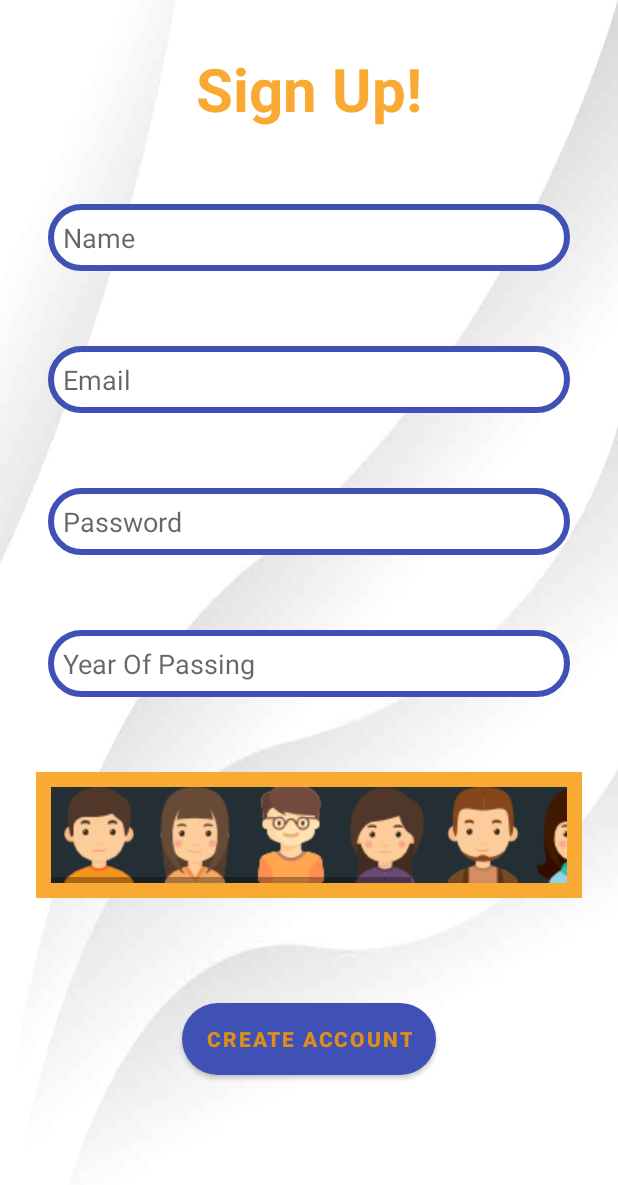
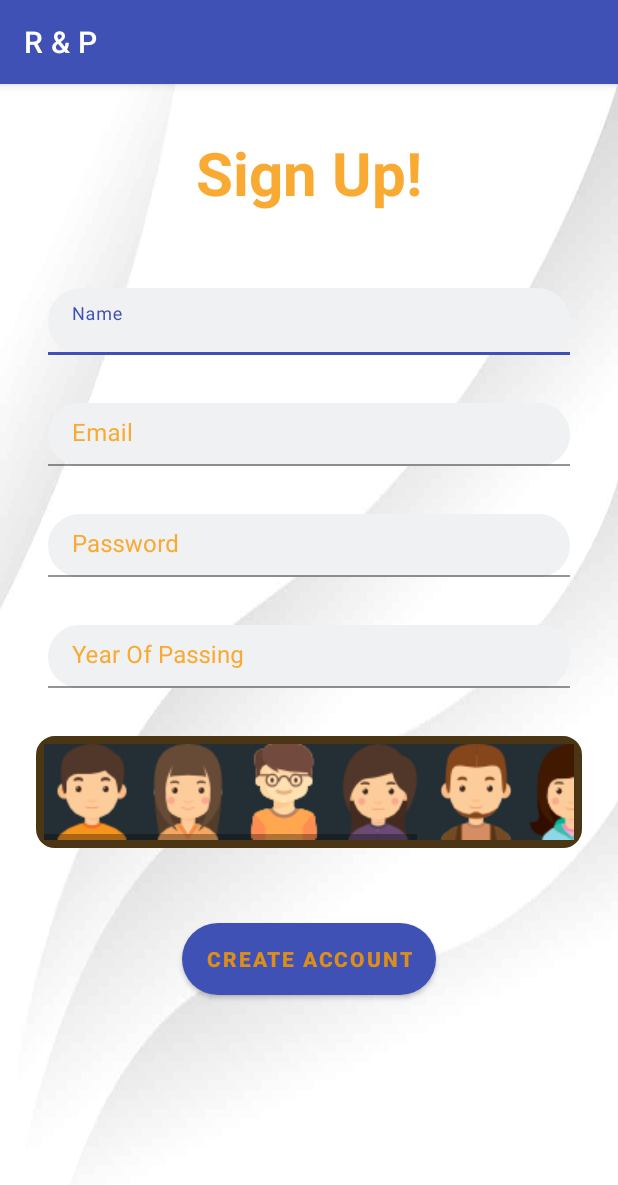
Before and after one commit to piyush260100/Resume_Manager, an Android app: the SignUp screen opened directly, with no data from a screen before it, on a phone screen of 412 x 824 dp. Shown: the top 1185 px of the screen. Run offline under Robolectric (Android 15) with nearby library versions, the phone set to English and light mode, and no system bars.

Commit message:
Resume Manager

```diff
--- a/app/src/main/res/layout/activity_edit__profile.xml
+++ b/app/src/main/res/layout/activity_edit__profile.xml
@@ -29,6 +29,7 @@
         android:layout_marginTop="50dp"
         android:layout_marginEnd="16dp"
         android:background="@drawable/rounded_edit_text"
+        android:backgroundTint="@color/whiteTransparent"
         android:hint="Name"
         android:padding="20dp"
         android:textColor="@color/headingColor"
@@ -43,9 +44,10 @@
         android:layout_width="match_parent"
         android:layout_height="60dp"
         android:layout_marginStart="16dp"
-        android:layout_marginTop="50dp"
+        android:layout_marginTop="32dp"
         android:layout_marginEnd="16dp"
         android:background="@drawable/rounded_edit_text"
+        android:backgroundTint="@color/whiteTransparent"
         android:hint="Password"
         android:inputType="textPassword"
         android:padding="20dp"
@@ -61,9 +63,10 @@
         android:layout_width="match_parent"
         android:layout_height="60dp"
         android:layout_marginStart="16dp"
-        android:layout_marginTop="50dp"
+        android:layout_marginTop="32dp"
         android:layout_marginEnd="16dp"
         android:background="@drawable/rounded_edit_text"
+        android:backgroundTint="@color/whiteTransparent"
         android:hint="Confirm Password"
         android:inputType="textPassword"
         android:padding="20dp"
@@ -81,8 +84,8 @@
         android:layout_marginStart="16dp"
         android:layout_marginTop="32dp"
         android:layout_marginEnd="16dp"
-        android:background="@color/btcolor"
-        android:padding="10dp"
+        android:background="@drawable/square_box"
+        android:padding="5dp"
         app:layout_constraintEnd_toEndOf="parent"
         app:layout_constraintStart_toStartOf="parent"
         app:layout_constraintTop_toBottomOf="@+id/cnfPassEditText">
--- a/app/src/main/res/layout/activity_sign_up.xml
+++ b/app/src/main/res/layout/activity_sign_up.xml
@@ -29,9 +29,22 @@
         android:layout_width="match_parent"
         android:layout_height="wrap_content"
         android:layout_below="@id/signUpText"
-        android:layout_marginBottom="30dp"
-        android:textColorHint="@color/colorAccent">
+        android:textColorHint="@color/colorAccent"
+        app:layout_constraintTop_toBottomOf="@+id/signUpText">
 
+        <com.google.android.material.textfield.TextInputEditText
+            android:id="@+id/signupName"
+            android:layout_width="match_parent"
+            android:layout_height="wrap_content"
+            android:layout_marginStart="32dp"
+            android:layout_marginTop="50dp"
+            android:layout_marginEnd="32dp"
+            android:background="@drawable/edit_text_button2"
+            android:backgroundTint="@color/whiteTransparent"
+            android:hint="Name"
+            android:padding="10dp"
+            android:textColor="@color/colorAccent"
+            android:textSize="18sp" />
     </com.google.android.material.textfield.TextInputLayout>
 
     <com.google.android.material.textfield.TextInputLayout
@@ -39,9 +52,23 @@
         android:layout_width="match_parent"
         android:layout_height="wrap_content"
         android:layout_below="@id/etName"
-        android:layout_marginBottom="30dp"
-        android:textColorHint="@color/colorAccent">
+        android:textColorHint="@color/colorAccent"
+        app:layout_constraintEnd_toEndOf="parent"
+        app:layout_constraintStart_toStartOf="parent"
+        app:layout_constraintTop_toBottomOf="@+id/etName">
 
+        <com.google.android.material.textfield.TextInputEditText
+            android:id="@+id/signupEmail"
+            android:layout_width="match_parent"
+            android:layout_height="wrap_content"
+            android:layout_marginLeft="32dp"
+            android:layout_marginTop="32dp"
+            android:layout_marginRight="32dp"
+            android:background="@drawable/edit_text_button2"
+            android:backgroundTint="@color/whiteTransparent"
+            android:hint="Email"
+            android:padding="10dp"
+            android:textColor="@color/colorAccent" />
     </com.google.android.material.textfield.TextInputLayout>
 
     <com.google.android.material.textfield.TextInputLayout
@@ -49,9 +76,22 @@
         android:layout_width="match_parent"
         android:layout_height="wrap_content"
         android:layout_below="@id/etEmail"
-        android:layout_marginBottom="30dp"
-        android:textColorHint="@color/colorAccent">
+        android:textColorHint="@color/colorAccent"
+        app:layout_constraintTop_toBottomOf="@+id/etEmail">
 
+        <com.google.android.material.textfield.TextInputEditText
+            android:id="@+id/signupPassword"
+            android:layout_width="match_parent"
+            android:layout_height="wrap_content"
+            android:layout_marginLeft="32dp"
+            android:layout_marginTop="32dp"
+            android:layout_marginRight="32dp"
+            android:background="@drawable/edit_text_button2"
+            android:backgroundTint="@color/whiteTransparent"
+            android:hint="Password"
+            android:inputType="textPassword"
+            android:padding="10dp"
+            android:textColor="@color/colorAccent" />
     </com.google.android.material.textfield.TextInputLayout>
 
     <com.google.android.material.textfield.TextInputLayout
@@ -59,9 +99,21 @@
         android:layout_width="match_parent"
         android:layout_height="wrap_content"
         android:layout_below="@id/etPass"
-        android:layout_marginBottom="30dp"
-        android:textColorHint="@color/colorAccent">
+        android:textColorHint="@color/colorAccent"
+        app:layout_constraintTop_toBottomOf="@+id/etPass">
 
+        <com.google.android.material.textfield.TextInputEditText
+            android:id="@+id/signupYear"
+            android:layout_width="match_parent"
+            android:layout_height="wrap_content"
+            android:layout_marginLeft="32dp"
+            android:layout_marginTop="32dp"
+            android:layout_marginRight="32dp"
+            android:background="@drawable/edit_text_button2"
+            android:backgroundTint="@color/whiteTransparent"
+            android:hint="Year Of Passing"
+            android:padding="10dp"
+            android:textColor="@color/colorAccent" />
     </com.google.android.material.textfield.TextInputLayout>
 
     <HorizontalScrollView
@@ -70,13 +122,13 @@
         android:layout_height="wrap_content"
         android:layout_below="@id/etYear"
         android:layout_marginStart="24dp"
-        android:layout_marginTop="50dp"
+        android:layout_marginTop="32dp"
         android:layout_marginEnd="24dp"
-        android:background="@color/btcolor"
-        android:padding="10dp"
+        android:background="@drawable/square_box"
+        android:padding="5dp"
         app:layout_constraintEnd_toEndOf="parent"
         app:layout_constraintStart_toStartOf="parent"
-        app:layout_constraintTop_toBottomOf="@+id/signupYear">
+        app:layout_constraintTop_toBottomOf="@+id/etYear">
 
         <LinearLayout
             android:id="@+id/imageLinearLayout"
@@ -159,67 +211,11 @@
         </LinearLayout>
     </HorizontalScrollView>
 
-    <com.google.android.material.textfield.TextInputEditText
-        android:id="@+id/signupYear"
-        android:layout_width="0dp"
-        android:layout_height="wrap_content"
-        android:layout_marginTop="50dp"
-        android:background="@drawable/edit_text_button2"
-        android:hint="Year Of Passing"
-        android:padding="10dp"
-        android:textColor="@color/colorAccent"
-        app:layout_constraintEnd_toEndOf="@+id/signupPassword"
-        app:layout_constraintStart_toStartOf="@+id/signupPassword"
-        app:layout_constraintTop_toBottomOf="@+id/signupPassword" />
-
-    <com.google.android.material.textfield.TextInputEditText
-        android:id="@+id/signupPassword"
-        android:layout_width="0dp"
-        android:layout_height="wrap_content"
-        android:layout_marginTop="50dp"
-        android:background="@drawable/edit_text_button2"
-        android:hint="Password"
-        android:inputType="textPassword"
-        android:padding="10dp"
-        android:textColor="@color/colorAccent"
-        app:layout_constraintEnd_toEndOf="@+id/signupEmail"
-        app:layout_constraintStart_toStartOf="@+id/signupEmail"
-        app:layout_constraintTop_toBottomOf="@+id/signupEmail" />
-
-    <com.google.android.material.textfield.TextInputEditText
-        android:id="@+id/signupEmail"
-        android:layout_width="0dp"
-        android:layout_height="wrap_content"
-        android:layout_marginTop="50dp"
-        android:background="@drawable/edit_text_button2"
-        android:hint="Email"
-        android:padding="10dp"
-        android:textColor="@color/colorAccent"
-        app:layout_constraintEnd_toEndOf="@+id/signupName"
-        app:layout_constraintStart_toStartOf="@+id/signupName"
-        app:layout_constraintTop_toBottomOf="@+id/signupName" />
-
-    <com.google.android.material.textfield.TextInputEditText
-        android:id="@+id/signupName"
-        android:layout_width="match_parent"
-        android:layout_height="wrap_content"
-        android:layout_marginStart="32dp"
-        android:layout_marginTop="50dp"
-        android:layout_marginEnd="32dp"
-        android:background="@drawable/edit_text_button2"
-        android:hint="Name"
-        android:padding="10dp"
-        android:textColor="@color/colorAccent"
-        android:textSize="18sp"
-        app:layout_constraintEnd_toEndOf="parent"
-        app:layout_constraintStart_toStartOf="parent"
-        app:layout_constraintTop_toBottomOf="@+id/signUpText" />
-
     <Button
         android:id="@+id/create_account_button"
         android:layout_width="wrap_content"
         android:layout_height="wrap_content"
-        android:layout_marginTop="70dp"
+        android:layout_marginTop="50dp"
         android:background="@drawable/rounded_button"
         android:text="Create Account"
         android:textStyle="bold"
--- a/app/src/main/res/values/themes.xml
+++ b/app/src/main/res/values/themes.xml
@@ -1,6 +1,6 @@
 <resources xmlns:tools="http://schemas.android.com/tools">
     <!-- Base application theme. -->
-    <style name="Theme.RP" parent="Theme.MaterialComponents.DayNight.NoActionBar">
+    <style name="Theme.RP" parent="Theme.MaterialComponents.DayNight.DarkActionBar">
         <!-- Primary brand color. -->
         <item name="colorPrimary">#3F51B5</item>
         <item name="colorPrimaryVariant">#FFC107</item>
```
